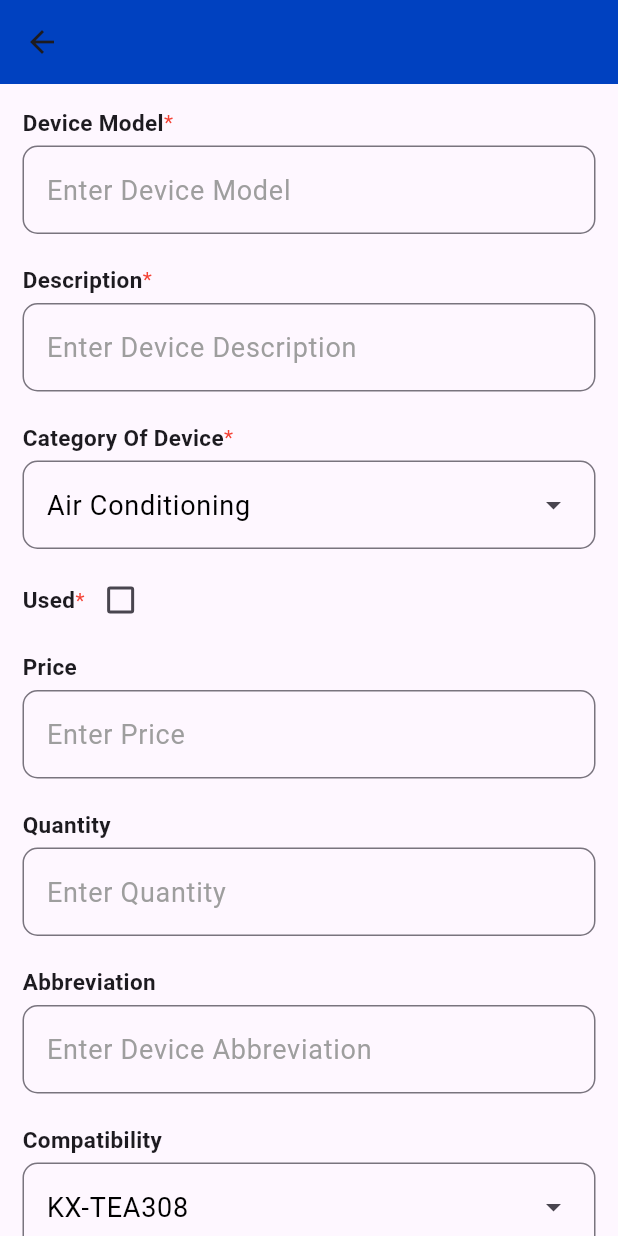
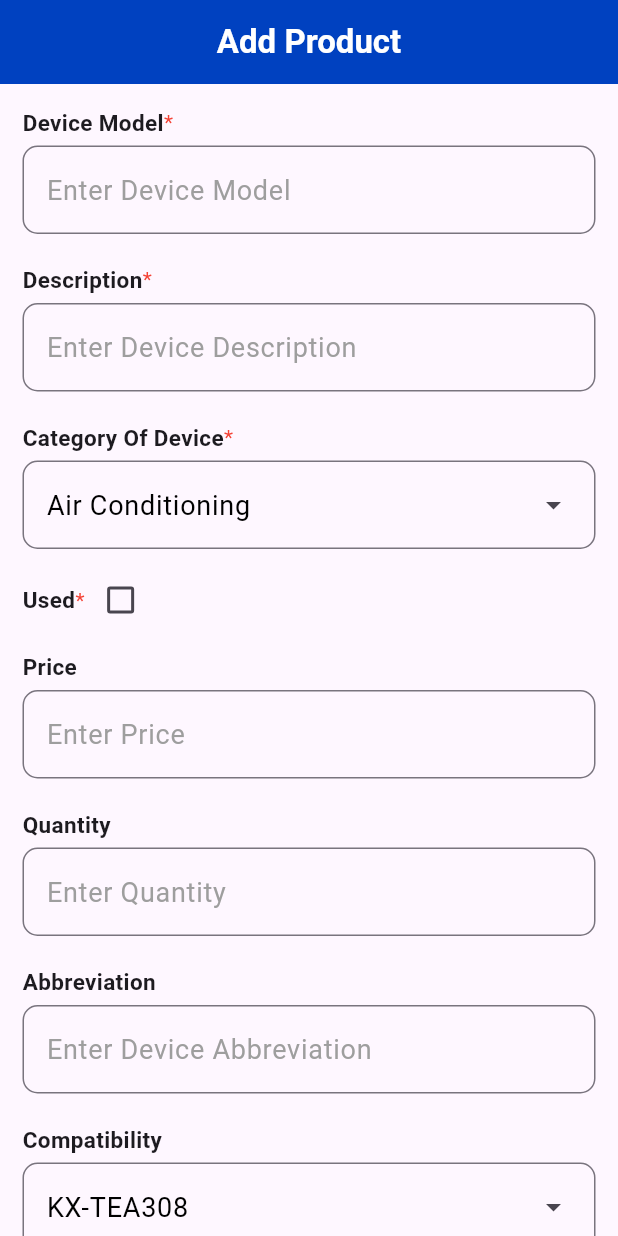
Before and after one commit to zeyadali06/panasonic_offline, a Flutter app: the screen it shows after launch, after a tap on the "add" icon, on a phone screen of 412 x 824 dp. Run offline on Flutter 3.47's test engine with Material 3 defaults, Android fonts, the phone set to English and light mode, and no system bars; drawn by our look-alikes of modal_progress_hud_nsn; our stand-ins replace animated_text_kit, flutter_bloc, hive, hive_flutter; missing offline and left inert: number_editing_controller; accounts and stored records are empty.

Commit message:
fix some UI things

```diff
--- a/lib/components/helper.dart
+++ b/lib/components/helper.dart
@@ -54,8 +54,8 @@ class _TFForAddProductState extends State<TFForAddProduct> {
         style: const TextStyle(fontSize: 18),
         minLines: widget.multiLine ? 5 : null,
         decoration: InputDecoration(
-          border: OutlineInputBorder(borderRadius: KRadius),
-          focusedBorder: OutlineInputBorder(borderSide: BorderSide(color: color, width: 2), borderRadius: KRadius),
+          border: OutlineInputBorder(borderRadius: kRadius),
+          focusedBorder: OutlineInputBorder(borderSide: BorderSide(color: color, width: 2), borderRadius: kRadius),
           hintText: widget.hintText,
           hintStyle: TextStyle(color: color),
           suffixText: widget.suffixText,
@@ -133,7 +133,7 @@ class _CustomTextFormFieldState extends State<CustomTextFormField> {
   bool? foucs;
   Color color = Colors.grey;
   final errorColor = Colors.red;
-  final noErrorFoucsColor = KPrimayColor;
+  final noErrorFoucsColor = kPrimayColor;
   final noErrornoFoucsColor = Colors.grey;
   IconData icon = Icons.remove_red_eye_outlined;
   bool? show;
@@ -185,8 +185,8 @@ class _CustomTextFormFieldState extends State<CustomTextFormField> {
         controller: controller,
         inputFormatters: widget.inputFormatters,
         decoration: InputDecoration(
-          border: OutlineInputBorder(borderRadius: KRadius),
-          focusedBorder: OutlineInputBorder(borderSide: BorderSide(color: color, width: 2), borderRadius: KRadius),
+          border: OutlineInputBorder(borderRadius: kRadius),
+          focusedBorder: OutlineInputBorder(borderSide: BorderSide(color: color, width: 2), borderRadius: kRadius),
           prefixIcon: widget.prefixIcon != null ? Icon(widget.prefixIcon, color: color) : null,
           label: Text(widget.label, style: TextStyle(color: color)),
           hintText: widget.hintText,
@@ -254,7 +254,7 @@ class _CustomDropdownButtonState extends State<CustomDropdownButton> {
         });
       },
       inputDecorationTheme: InputDecorationTheme(
-        border: OutlineInputBorder(borderRadius: KRadius),
+        border: OutlineInputBorder(borderRadius: kRadius),
       ),
     );
   }
@@ -290,18 +290,18 @@ class _ChooseAndShowCompatibleDevicesState extends State<ChooseAndShowCompatible
           return Container(
             width: double.infinity,
             height: 200,
-            decoration: BoxDecoration(borderRadius: KRadius, border: Border.all(color: Colors.grey)),
+            decoration: BoxDecoration(borderRadius: kRadius, border: Border.all(color: Colors.grey)),
             child: widget.product.compatibility!.isNotEmpty
                 ? SingleChildScrollView(
                     physics: const BouncingScrollPhysics(),
-                    padding: const EdgeInsets.symmetric(horizontal: KHorizontalPadding),
+                    padding: const EdgeInsets.symmetric(horizontal: kHorizontalPadding),
                     child: Column(
                       children: widget.product.compatibility!.map((e) {
                         return Card(
                           margin: const EdgeInsets.symmetric(vertical: 8),
-                          shape: RoundedRectangleBorder(side: BorderSide(width: 2, color: Theme.of(context).buttonTheme.colorScheme!.outline), borderRadius: KRadius),
+                          shape: RoundedRectangleBorder(side: BorderSide(width: 2, color: Theme.of(context).buttonTheme.colorScheme!.outline), borderRadius: kRadius),
                           child: ListTile(
-                            shape: RoundedRectangleBorder(side: BorderSide(width: 0, color: Theme.of(context).buttonTheme.colorScheme!.outline), borderRadius: KRadius),
+                            shape: RoundedRectangleBorder(side: BorderSide(width: 0, color: Theme.of(context).buttonTheme.colorScheme!.outline), borderRadius: kRadius),
                             title: Text(e, style: const TextStyle(fontSize: 22)),
                             tileColor: Theme.of(context).buttonTheme.colorScheme!.background,
                             trailing: IconButton(
@@ -336,7 +336,7 @@ class CustomButton extends StatelessWidget {
   @override
   Widget build(BuildContext context) {
     return MaterialButton(
-      shape: RoundedRectangleBorder(side: BorderSide(color: borderColor, width: 2), borderRadius: KRadius),
+      shape: RoundedRectangleBorder(side: BorderSide(color: borderColor, width: 2), borderRadius: kRadius),
       onPressed: onTap,
       color: color,
       height: 50,
@@ -370,7 +370,7 @@ class GDForSignInMethods extends StatelessWidget {
       child: Container(
         alignment: Alignment.center,
         padding: const EdgeInsets.symmetric(vertical: 5),
-        decoration: BoxDecoration(borderRadius: KRadius, color: color),
+        decoration: BoxDecoration(borderRadius: kRadius, color: color),
         child: Row(
           mainAxisSize: MainAxisSize.min,
           children: [
--- a/lib/constants.dart
+++ b/lib/constants.dart
@@ -1,6 +1,6 @@
 import 'package:flutter/material.dart';
 
-const KPrimayColor = Color(0xff0041c0);
+const kPrimayColor = Color(0xff0041c0);
 const String usersCollection = 'UsersAndTheirDevices';
 const String allProductsCollection = 'AllProducts';
 const String usernameCollection = 'UsernameCollection';
@@ -61,9 +61,9 @@ const Set<String> allCompatibleDevices = {
   'KX-NS500',
   'KX-NS1000',
 };
-double widthOfCustoms(BuildContext context) => MediaQuery.of(context).size.width - KHorizontalPadding * 2;
-const double KHorizontalPadding = 15;
-BorderRadius KRadius = BorderRadius.circular(10);
+double widthOfCustoms(BuildContext context) => MediaQuery.of(context).size.width - kHorizontalPadding * 2;
+const double kHorizontalPadding = 15;
+BorderRadius kRadius = BorderRadius.circular(10);
 const double heightOfCustoms = 55;
 const Map<String, IconData> categoryIcons = {
   'Air Conditioning': Icons.ac_unit,
@@ -103,5 +103,5 @@ const Map<String, IconData> categoryIcons = {
   'Ventilating Fan': Icons.air,
   'Visual Sort Assist': Icons.sort_by_alpha,
 };
-const String KProductsBox = 'ProductModelBox';
-const String KIsDarkBox = 'IsDarkBox';
+const String kProductsBox = 'ProductModelBox';
+const String kIsDarkBox = 'IsDarkBox';
--- a/lib/cubits/DarkMode/DarkModeCubit.dart
+++ b/lib/cubits/DarkMode/DarkModeCubit.dart
@@ -11,14 +11,14 @@ class DarkModeCubit extends Cubit<Mode> {
   DarkModeCubit() : super(Mode());
 
   Future<void> initMode() async {
-    await Hive.openBox<bool>(KIsDarkBox);
-    isDark = Hive.box<bool>(KIsDarkBox).get(KIsDarkBox, defaultValue: false)!;
+    await Hive.openBox<bool>(kIsDarkBox);
+    isDark = Hive.box<bool>(kIsDarkBox).get(kIsDarkBox, defaultValue: false)!;
     isDark ? emit(DarkMode()) : emit(WhiteMode());
   }
 
   Future<void> convert() async {
     isDark = !isDark;
-    await Hive.box<bool>(KIsDarkBox).put(KIsDarkBox, isDark);
+    await Hive.box<bool>(kIsDarkBox).put(kIsDarkBox, isDark);
     isDark ? emit(DarkMode()) : emit(WhiteMode());
   }
 }
--- a/lib/main.dart
+++ b/lib/main.dart
@@ -17,7 +17,7 @@ import 'package:hive_flutter/hive_flutter.dart';
 void main() async {
   await Hive.initFlutter();
   Hive.registerAdapter(ProductModelAdapter());
-  await Hive.openBox<ProductModel>(KProductsBox);
+  await Hive.openBox<ProductModel>(kProductsBox);
 
   runApp(
     ChangeNotifierProvider(
@@ -58,12 +58,12 @@ class MyApp extends StatelessWidget {
                 : // Light
                 ThemeData(
                     brightness: Brightness.light,
-                    primaryColor: KPrimayColor,
+                    primaryColor: kPrimayColor,
                     textTheme: const TextTheme(bodyLarge: TextStyle(color: Colors.black)),
-                    appBarTheme: const AppBarTheme(backgroundColor: KPrimayColor),
-                    buttonTheme: const ButtonThemeData(colorScheme: ColorScheme.light(scrim: KPrimayColor, background: Colors.white, outline: KPrimayColor)),
-                    bottomNavigationBarTheme: BottomNavigationBarThemeData(backgroundColor: Colors.white, selectedItemColor: KPrimayColor, unselectedItemColor: Colors.grey[800]),
-                    checkboxTheme: CheckboxThemeData(overlayColor: MaterialStateProperty.all(KPrimayColor)),
+                    appBarTheme: const AppBarTheme(backgroundColor: kPrimayColor),
+                    buttonTheme: const ButtonThemeData(colorScheme: ColorScheme.light(scrim: kPrimayColor, background: Colors.white, outline: kPrimayColor)),
+                    bottomNavigationBarTheme: BottomNavigationBarThemeData(backgroundColor: Colors.white, selectedItemColor: kPrimayColor, unselectedItemColor: Colors.grey[800]),
+                    checkboxTheme: CheckboxThemeData(overlayColor: MaterialStateProperty.all(kPrimayColor)),
                   ),
             routes: {
               'SplachScreen': (context) => const SplachScreen(),
--- a/lib/screens/AddProductPage.dart
+++ b/lib/screens/AddProductPage.dart
@@ -48,12 +48,17 @@ class _AddProductPageState extends State<AddProductPage> {
       child: ModalProgressHUD(
         inAsyncCall: isLoading,
         child: Scaffold(
-          appBar: AppBar(backgroundColor: Theme.of(context).appBarTheme.backgroundColor),
+          appBar: AppBar(
+            backgroundColor: Theme.of(context).appBarTheme.backgroundColor,
+            centerTitle: true,
+            title: const Text('Add Product', style: TextStyle(fontSize: 22, fontWeight: FontWeight.bold, color: Colors.white)),
+            automaticallyImplyLeading: false,
+          ),
           body: Form(
             child: ListView(
               physics: const BouncingScrollPhysics(),
               controller: scrollController,
-              padding: const EdgeInsets.all(KHorizontalPadding),
+              padding: const EdgeInsets.all(kHorizontalPadding),
               children: [
                 // Device Model
                 const LabelWithRedStar(label: 'Device Model'),
--- a/lib/screens/MyAccountPage.dart
+++ b/lib/screens/MyAccountPage.dart
@@ -31,7 +31,7 @@ class _SettingsPageState extends State<SettingsPage> {
         appBar: AppBar(
           centerTitle: true,
           backgroundColor: Theme.of(context).appBarTheme.backgroundColor,
-          title: const Text("My Account", style: TextStyle(fontSize: 22, fontWeight: FontWeight.bold)),
+          title: const Text("My Account", style: TextStyle(fontSize: 22, fontWeight: FontWeight.bold, color: Colors.white)),
         ),
         body: Column(
           mainAxisAlignment: MainAxisAlignment.spaceEvenly,
--- a/lib/screens/MyProductsPage.dart
+++ b/lib/screens/MyProductsPage.dart
@@ -37,33 +37,35 @@ class _MyProductsPageState extends State<MyProductsPage> {
           appBar: AppBar(
             backgroundColor: Theme.of(context).appBarTheme.backgroundColor,
             centerTitle: true,
-            title: const Text('My Products', style: TextStyle(fontSize: 22, fontWeight: FontWeight.bold)),
+            title: const Text('My Products', style: TextStyle(fontSize: 22, fontWeight: FontWeight.bold, color: Colors.white)),
             actions: [
               IconButton(
                   onPressed: () {
                     Provider.of<ProviderVariables>(context, listen: false).product = null;
                     Navigator.pushNamed(context, 'AddProductPage');
                   },
-                  icon: const Icon(Icons.add))
+                  icon: const Icon(Icons.add, color: Colors.white))
             ],
           ),
           body: StreamBuilder<ProductModelSnapshot>(
             stream: dataToStream(),
             builder: (context, snapshot) {
               if (!snapshot.hasData) {
+                return const Center(child: Text('Loading . . .', style: TextStyle(fontSize: 22, fontWeight: FontWeight.bold)));
+              } else if (snapshot.data!.length == 0) {
                 return const Center(child: Text('No Devices Found', style: TextStyle(fontSize: 22, fontWeight: FontWeight.bold)));
               } else {
                 return ListView(
                   physics: const BouncingScrollPhysics(),
                   children: snapshot.data!.allProducts.map((element) {
                     return Padding(
-                      padding: const EdgeInsets.symmetric(horizontal: KHorizontalPadding, vertical: 8),
+                      padding: const EdgeInsets.symmetric(horizontal: kHorizontalPadding, vertical: 8),
                       child: Stack(
                         alignment: AlignmentDirectional.center,
                         children: [
                           Card(
                             elevation: 0,
-                            shape: RoundedRectangleBorder(borderRadius: KRadius),
+                            shape: RoundedRectangleBorder(borderRadius: kRadius),
                             child: ListTile(
                               title: const Row(
                                 mainAxisAlignment: MainAxisAlignment.center,
@@ -73,7 +75,7 @@ class _MyProductsPageState extends State<MyProductsPage> {
                                 ],
                               ),
                               tileColor: Colors.red,
-                              shape: RoundedRectangleBorder(side: const BorderSide(width: 0, color: Colors.red), borderRadius: KRadius),
+                              shape: RoundedRectangleBorder(side: const BorderSide(width: 0, color: Colors.red), borderRadius: kRadius),
                             ),
                           ),
                           Dismissible(
@@ -88,7 +90,7 @@ class _MyProductsPageState extends State<MyProductsPage> {
                             },
                             child: Card(
                               elevation: 0,
-                              shape: RoundedRectangleBorder(side: BorderSide(width: 2, color: Theme.of(context).buttonTheme.colorScheme!.outline), borderRadius: KRadius),
+                              shape: RoundedRectangleBorder(side: BorderSide(width: 2, color: Theme.of(context).buttonTheme.colorScheme!.outline), borderRadius: kRadius),
                               child: ListTile(
                                 onTap: () {
                                   isLoading = true;
@@ -100,7 +102,7 @@ class _MyProductsPageState extends State<MyProductsPage> {
                                   isLoading = false;
                                   setState(() {});
                                 },
-                                shape: RoundedRectangleBorder(side: BorderSide(width: 0, color: Theme.of(context).buttonTheme.colorScheme!.outline), borderRadius: KRadius),
+                                shape: RoundedRectangleBorder(side: BorderSide(width: 0, color: Theme.of(context).buttonTheme.colorScheme!.outline), borderRadius: kRadius),
                                 tileColor: Theme.of(context).buttonTheme.colorScheme!.background,
                                 leading: Text(element.model, style: const TextStyle(fontSize: 22)),
                                 title: element.price == null ? null : Center(child: Text("${element.price}£E", style: const TextStyle(fontSize: 22))),
--- a/lib/screens/SplachScreen.dart
+++ b/lib/screens/SplachScreen.dart
@@ -37,7 +37,7 @@ class _SplachScreenState extends State<SplachScreen> with SingleTickerProviderSt
   @override
   Widget build(BuildContext context) {
     return Scaffold(
-      backgroundColor: KPrimayColor,
+      backgroundColor: kPrimayColor,
       body: Center(
         child: AnimatedTextKit(
           isRepeatingAnimation: false,
--- a/lib/services/HiveServices.dart
+++ b/lib/services/HiveServices.dart
@@ -5,11 +5,11 @@ import 'package:Panasonic_offline/models/ProductModel.dart';
 import 'package:hive/hive.dart';
 
 Future<void> addData(ProductModel product) async {
-  await Hive.box<ProductModel>(KProductsBox).add(product);
+  await Hive.box<ProductModel>(kProductsBox).add(product);
 }
 
 List<ProductModel> getData() {
-  return Hive.box<ProductModel>(KProductsBox).values.toList();
+  return Hive.box<ProductModel>(kProductsBox).values.toList();
 }
 
 Future<void> deleteData(ProductModel product) async {
```
Also changed, not shown: lib/screens/EditOrDeleteProductPage.dart (+16 -32 lines), 1 other file.
